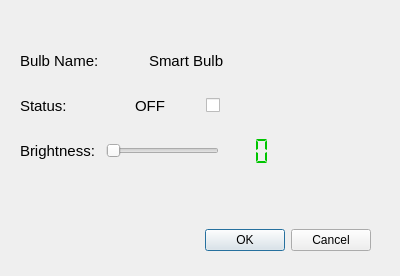
First picture: the form in GUI/GUI/smartbulbconfig.ui, repository v-pereskokov/Jarvis, before the edit.
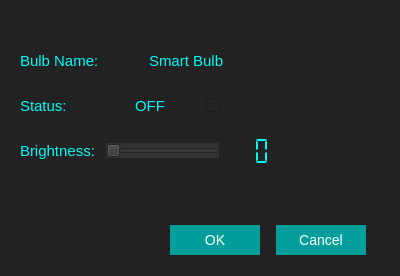
Second picture: the form after the edit. Icons and pictures are not drawn.

Commit message: Add dark style

Patch:
```diff
--- a/GUI/GUI/smartbulbconfig.ui
+++ b/GUI/GUI/smartbulbconfig.ui
@@ -19,6 +19,9 @@
   <property name="windowTitle">
    <string>Bulb Configuration</string>
   </property>
+  <property name="styleSheet">
+   <string notr="true">background-color: #222</string>
+  </property>
   <property name="sizeGripEnabled">
    <bool>false</bool>
   </property>
@@ -34,6 +37,35 @@
      <height>41</height>
     </rect>
    </property>
+   <property name="styleSheet">
+    <string notr="true">QPushButton{
+	background-color: #009E9B;
+	border: none;
+	font:  14px;
+	color: #fff;
+	max-width: 200px;
+	min-width: 80px;
+	min-height: 20px;
+	margin: 5px;
+	padding: 5px;
+}
+QPushButton:disabled {
+	background-color: #989898;
+	color: #fff;
+}
+.QPushButton :hover{
+	background-color: #61b7ff;
+	color: #fff;
+}
+QPushButton:focus { 
+	background-color: #61b7ff;
+	color: #fff;
+}
+QPushButton:pressed{
+	background-color: #54dff0;
+	color: #fff;
+}</string>
+   </property>
    <property name="orientation">
     <enum>Qt::Horizontal</enum>
    </property>
@@ -60,6 +92,9 @@
           <pointsize>11</pointsize>
          </font>
         </property>
+        <property name="styleSheet">
+         <string notr="true">color: #00FBF6;</string>
+        </property>
         <property name="text">
          <string>Bulb Name: </string>
         </property>
@@ -72,6 +107,9 @@
           <pointsize>11</pointsize>
          </font>
         </property>
+        <property name="styleSheet">
+         <string notr="true">color: #00FBF6;</string>
+        </property>
         <property name="text">
          <string>Smart Bulb</string>
         </property>
@@ -88,6 +126,9 @@
           <pointsize>11</pointsize>
          </font>
         </property>
+        <property name="styleSheet">
+         <string notr="true">color: #00FBF6;</string>
+        </property>
         <property name="text">
          <string>Status:               </string>
         </property>
@@ -100,6 +141,9 @@
           <pointsize>11</pointsize>
          </font>
         </property>
+        <property name="styleSheet">
+         <string notr="true">color: #00FBF6;</string>
+        </property>
         <property name="text">
          <string>OFF</string>
         </property>
@@ -112,6 +156,9 @@
           <pointsize>11</pointsize>
          </font>
         </property>
+        <property name="styleSheet">
+         <string notr="true">color: #00FBF6;</string>
+        </property>
         <property name="text">
          <string/>
         </property>
@@ -128,6 +175,9 @@
           <pointsize>11</pointsize>
          </font>
         </property>
+        <property name="styleSheet">
+         <string notr="true">color: #00FBF6;</string>
+        </property>
         <property name="text">
          <string>Brightness: </string>
         </property>
@@ -135,6 +185,9 @@
       </item>
       <item>
        <widget class="QSlider" name="brightnessSlider">
+        <property name="styleSheet">
+         <string notr="true">background-color: #333;</string>
+        </property>
         <property name="minimum">
          <number>1</number>
         </property>
@@ -154,7 +207,7 @@
          </font>
         </property>
         <property name="styleSheet">
-         <string notr="true">color:rgb(0, 197, 0);
+         <string notr="true">color: #00FBF6;
 
 border:none;
 
```
The commit also changes 41 other files.
